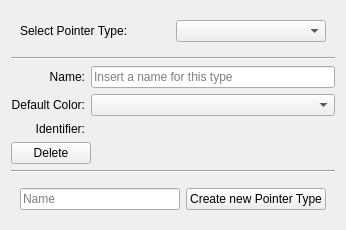
The window that src/Interface/PointerTypePage.ui (KDE/rocs) describes before a commit, drawn with Qt 5.
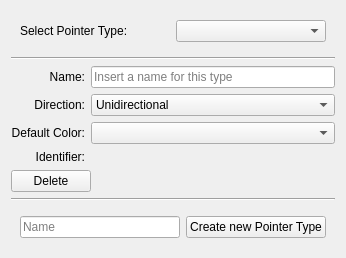
The same window after the commit. Custom widgets are drawn as their Qt base class.

Commit message:
Set pointer directions per pointer type.
This (re-)adds directions to pointers: pointers can be unidirectional
or bidirectional. This value can only be set per PointerType. If the
value is changed in the model, the scene is updated. The attribute
can be set in the pointer type dialog.

Patch:
```diff
--- a/src/Interface/PointerTypePage.ui
+++ b/src/Interface/PointerTypePage.ui
@@ -42,6 +42,39 @@
    </item>
    <item>
     <layout class="QGridLayout" name="gridLayout_3">
+     <item row="2" column="0">
+      <widget class="QLabel" name="typeDefaultColorLabel">
+       <property name="text">
+        <string>Default Color:</string>
+       </property>
+       <property name="alignment">
+        <set>Qt::AlignRight|Qt::AlignTrailing|Qt::AlignVCenter</set>
+       </property>
+      </widget>
+     </item>
+     <item row="2" column="1">
+      <widget class="KColorCombo" name="typeDefaultColor"/>
+     </item>
+     <item row="3" column="0">
+      <widget class="QLabel" name="label_2">
+       <property name="text">
+        <string>Identifier:</string>
+       </property>
+       <property name="alignment">
+        <set>Qt::AlignRight|Qt::AlignTrailing|Qt::AlignVCenter</set>
+       </property>
+      </widget>
+     </item>
+     <item row="3" column="1">
+      <widget class="QLabel" name="typeIdentifier">
+       <property name="toolTip">
+        <string>This is the unique identifier for the pointer type.</string>
+       </property>
+       <property name="text">
+        <string/>
+       </property>
+      </widget>
+     </item>
      <item row="0" column="0">
       <widget class="QLabel" name="nameLabel">
        <property name="layoutDirection">
@@ -66,9 +99,12 @@
       </widget>
      </item>
      <item row="1" column="0">
-      <widget class="QLabel" name="typeDefaultColorLabel">
+      <widget class="QLabel" name="label_3">
+       <property name="layoutDirection">
+        <enum>Qt::LeftToRight</enum>
+       </property>
        <property name="text">
-        <string>Default Color:</string>
+        <string>Direction:</string>
        </property>
        <property name="alignment">
         <set>Qt::AlignRight|Qt::AlignTrailing|Qt::AlignVCenter</set>
@@ -76,26 +112,20 @@
       </widget>
      </item>
      <item row="1" column="1">
-      <widget class="KColorCombo" name="typeDefaultColor"/>
-     </item>
-     <item row="2" column="0">
-      <widget class="QLabel" name="label_2">
-       <property name="text">
-        <string>Identifier:</string>
-       </property>
-       <property name="alignment">
-        <set>Qt::AlignRight|Qt::AlignTrailing|Qt::AlignVCenter</set>
-       </property>
-      </widget>
-     </item>
-     <item row="2" column="1">
-      <widget class="QLabel" name="typeIdentifier">
+      <widget class="KComboBox" name="typePointerDirection">
        <property name="toolTip">
         <string>This is the unique identifier for the pointer type.</string>
        </property>
-       <property name="text">
-        <string/>
-       </property>
+       <item>
+        <property name="text">
+         <string>Unidirectional</string>
+        </property>
+       </item>
+       <item>
+        <property name="text">
+         <string>Bidirectional</string>
+        </property>
+       </item>
       </widget>
      </item>
     </layout>
```
Left out of the diff: 2 changed lines with no effect on the pictures. The commit also changes 20 other files.
